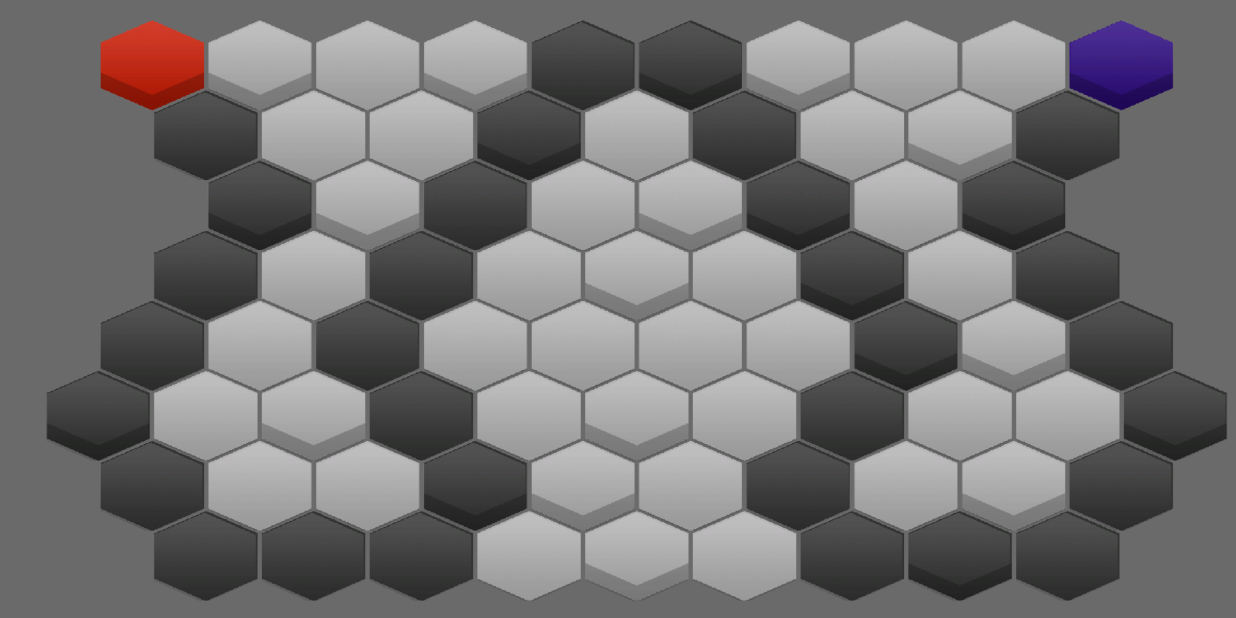
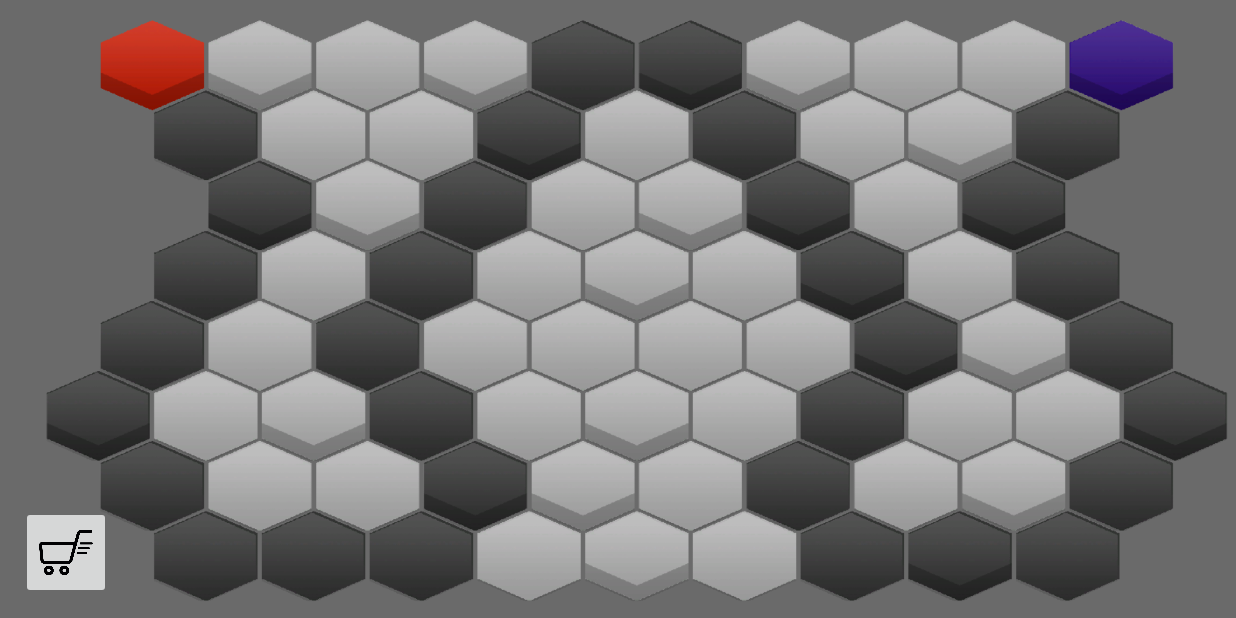
Before and after one commit to chierezzll/2022_SPGP, an Android app: the screen it shows after launch (MainActivity), on a phone screen of 824 x 412 dp (held sideways). Run offline under Robolectric (Android 15) with nearby library versions, the phone set to English and light mode, and no system bars.

Commit message:
상점 UI 구현

```diff
--- a/TermProject/app/src/main/res/layout/layout_main.xml
+++ b/TermProject/app/src/main/res/layout/layout_main.xml
@@ -5,14 +5,31 @@
     android:layout_width="match_parent"
     android:layout_height="match_parent"
     android:background="@drawable/gamemap"
+    android:orientation="horizontal"
     tools:context=".MainActivity">
 
     <TextView
+        android:id="@+id/textView"
         android:layout_width="wrap_content"
         android:layout_height="wrap_content"
         app:layout_constraintBottom_toBottomOf="parent"
+        app:layout_constraintHorizontal_bias="0.053"
         app:layout_constraintLeft_toLeftOf="parent"
         app:layout_constraintRight_toRightOf="parent"
-        app:layout_constraintTop_toTopOf="parent" />
+        app:layout_constraintTop_toTopOf="parent"
+        app:layout_constraintVertical_bias="0.698" />
+
+    <ImageButton
+        android:id="@+id/imageButton"
+        android:layout_width="60dp"
+        android:layout_height="62dp"
+        android:layout_marginTop="44dp"
+        android:layout_marginEnd="16dp"
+        android:scaleType="fitCenter"
+        app:layout_constraintEnd_toEndOf="@+id/textView"
+        app:layout_constraintHorizontal_bias="0.0"
+        app:layout_constraintStart_toStartOf="@+id/textView"
+        app:layout_constraintTop_toBottomOf="@+id/textView"
+        app:srcCompat="@drawable/shop" />
 
 </androidx.constraintlayout.widget.ConstraintLayout>
```
Also changed, not shown: TermProject/app/src/main/res/drawable-v24/shop.png (added).
